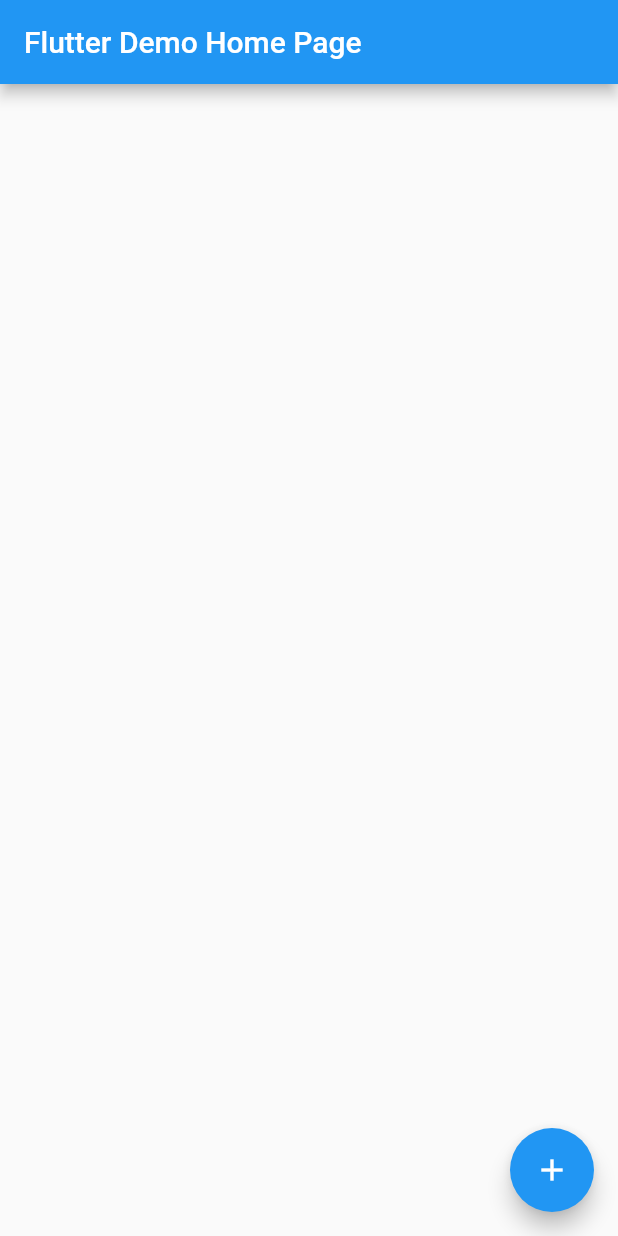
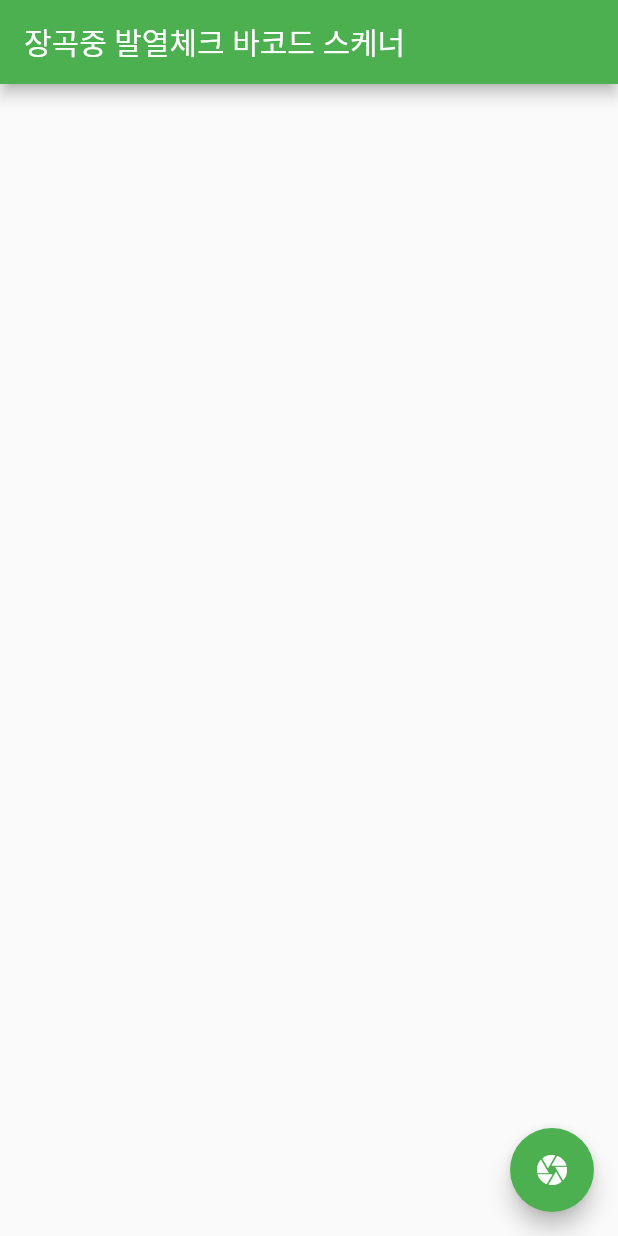
Before and after one commit to SoftWareAndGuider/Covid-Check-Mobile, a Flutter app: the screen it shows after launch, on a phone screen of 412 x 824 dp. Run offline on Flutter 3.47's test engine with Material 2 defaults, Android fonts, the phone set to English and light mode, and no system bars; missing offline and left inert: flutter_barcode_scanner.

Commit message:
URL Updated & Verification Added

```diff
--- a/covidcheck/lib/main.dart
+++ b/covidcheck/lib/main.dart
@@ -11,11 +11,12 @@ class MyApp extends StatelessWidget {
   @override
   Widget build(BuildContext context) {
     return MaterialApp(
+      debugShowCheckedModeBanner: false,
       title: 'Flutter Demo',
       theme: ThemeData(
-        primarySwatch: Colors.blue,
+        primarySwatch: Colors.green,
       ),
-      home: MyHomePage(title: 'Flutter Demo Home Page'),
+      home: MyHomePage(title: '장곡중 발열체크 바코드 스케너'),
     );
   }
 }
@@ -35,14 +36,13 @@ class _MyHomePageState extends State<MyHomePage> {
     bool tracked = false;
     FlutterBarcodeScanner.getBarcodeStreamReceiver("#ff6666", "Cancel", false, ScanMode.BARCODE)
       .listen((data) {
-        if (tracked) return;
+        if (tracked || data == '-1') return;
+        tracked = true;
 
-        tracked = true;
-        http.put("http://117.20.192.157:11111/api", headers: { 'Content-type': 'application/json' }, body: jsonEncode({ 'process': 'check', 'id': data }))
+        http.put("https://checks.trinets.xyz/api", headers: { 'Content-type': 'application/json' }, body: jsonEncode({ 'process': 'check', 'id': data }))
           .then((res) {
             setState(() {
               var resData = jsonDecode(res.body);
-              print(resData);
               if (!resData['success']) {
                 list.insert(0, ListTile(title: Text("$data - no data")));
               } else {
@@ -59,10 +59,6 @@ class _MyHomePageState extends State<MyHomePage> {
       });
   }
 
-  ListView buildList () {
-    return ListView(children: [...list]);
-  }
-
   @override
   Widget build(BuildContext context) {
     return Scaffold(
@@ -70,12 +66,12 @@ class _MyHomePageState extends State<MyHomePage> {
         title: Text(widget.title),
       ),
       body: Container(
-        child: buildList()
+        child: ListView(children: [...list])
       ),
       floatingActionButton: FloatingActionButton(
         onPressed: _incrementCounter,
         tooltip: 'Increment',
-        child: Icon(Icons.add)
+        child: Icon(Icons.camera)
       ),
     );
   }
--- a/covidcheck/pubspec.yaml
+++ b/covidcheck/pubspec.yaml
@@ -11,7 +11,7 @@ description: A new Flutter project.
 # In iOS, build-name is used as CFBundleShortVersionString while build-number used as CFBundleVersion.
 # Read more about iOS versioning at
 # https://developer.apple.com/library/archive/documentation/General/Reference/InfoPlistKeyReference/Articles/CoreFoundationKeys.html
-version: 1.0.0+1
+version: 1.1.0
 
 environment:
   sdk: ">=2.2.2 <3.0.0"
```
Also changed, not shown: 10 other files.
